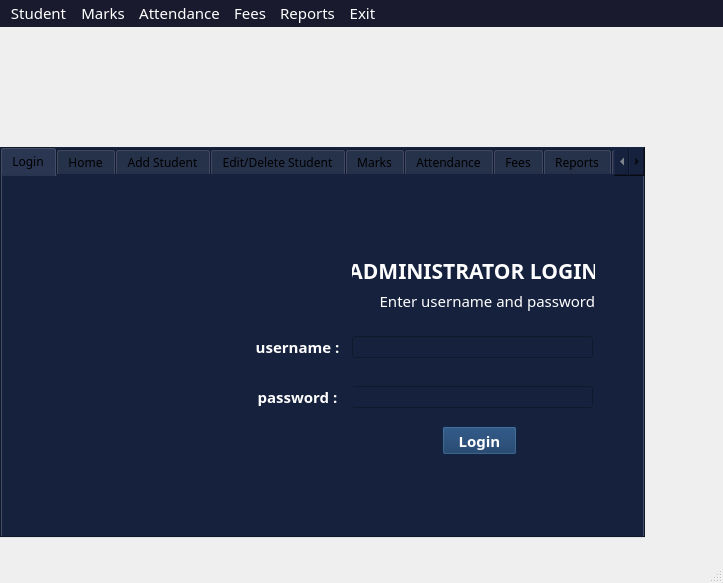
Old version of the form qt_ui/school.ui in the repository ankitsamaddar/school_management_pyqt.
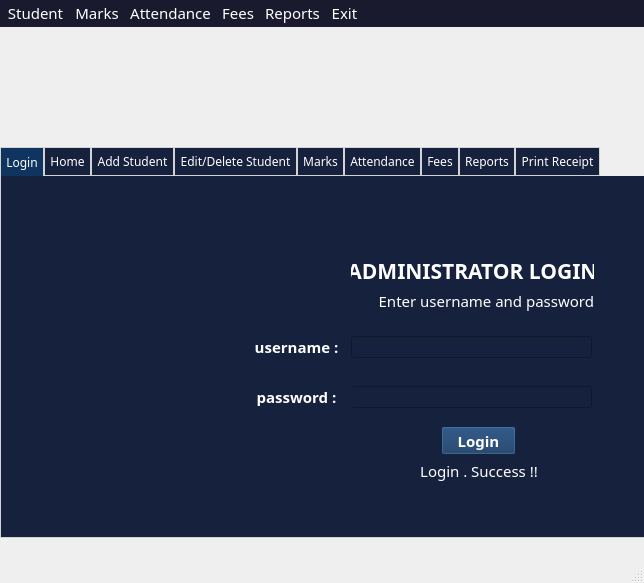
New version of the form. Icons and pictures are not drawn.

```diff
--- a/qt_ui/school.ui
+++ b/qt_ui/school.ui
@@ -6,7 +6,7 @@
    <rect>
     <x>0</x>
     <y>0</y>
-    <width>723</width>
+    <width>644</width>
     <height>583</height>
    </rect>
   </property>
@@ -41,7 +41,7 @@
      <rect>
       <x>0</x>
       <y>120</y>
-      <width>645</width>
+      <width>650</width>
       <height>391</height>
      </rect>
     </property>
@@ -55,9 +55,28 @@
      <bool>false</bool>
     </property>
     <property name="styleSheet">
-     <string notr="true">background-color: rgb(22, 33, 62);
+     <string notr="true">QTabWidget::pane{ /* The tab widget frame */
+    border-top: -1px ;
+	border-left: 1px solid lightgray; 
+	border-right: 1px solid lightgray; 
+	border-bottom: 1px solid lightgray; 
+}
+QWidget {
+   background: rgb(22, 33, 62);
+}
+QTabBar::tab {
+background: rgb(22, 33, 62);
+color: rgb(255, 255, 255);   
+	border: 0.5px solid lightgray ;
 
-selection-background-color: rgb(15, 52, 96);</string>
+  padding: 5px;
+} 
+
+QTabBar::tab:selected { 
+  background:rgb(15, 52, 96); 
+color: rgb(255, 255, 255);
+  margin-bottom: -1px; 
+}</string>
     </property>
     <property name="currentIndex">
      <number>0</number>
@@ -301,6 +320,40 @@
        <bool>true</bool>
       </property>
      </widget>
+     <widget class="QLabel" name="label_66">
+      <property name="geometry">
+       <rect>
+        <x>410</x>
+        <y>280</y>
+        <width>136</width>
+        <height>29</height>
+       </rect>
+      </property>
+      <property name="font">
+       <font>
+        <family>Poppins</family>
+        <pointsize>11</pointsize>
+        <italic>false</italic>
+        <bold>false</bold>
+        <kerning>true</kerning>
+       </font>
+      </property>
+      <property name="layoutDirection">
+       <enum>Qt::LeftToRight</enum>
+      </property>
+      <property name="styleSheet">
+       <string notr="true">color: rgb(255, 255, 255);</string>
+      </property>
+      <property name="text">
+       <string>Login . Success !!</string>
+      </property>
+      <property name="scaledContents">
+       <bool>true</bool>
+      </property>
+      <property name="alignment">
+       <set>Qt::AlignCenter</set>
+      </property>
+     </widget>
     </widget>
     <widget class="QWidget" name="tab_2">
      <attribute name="title">
@@ -4827,7 +4880,7 @@
     <rect>
      <x>0</x>
      <y>0</y>
-     <width>723</width>
+     <width>644</width>
      <height>27</height>
     </rect>
    </property>
@@ -4840,11 +4893,24 @@
     </font>
    </property>
    <property name="styleSheet">
-    <string notr="true">background-color: rgb(26, 26, 46);
+    <string notr="true">QMenu {
+background-color: rgb(26, 26, 46);
 gridline-color: rgb(15, 52, 96);
 selection-background-color: rgb(15, 52, 96);
 color: rgb(255, 255, 255);
-font: 500 11pt &quot;Poppins&quot;;</string>
+font: 500 11pt &quot;Poppins&quot;;
+}
+
+QMenuBar {
+    background-color: rgb(26, 26, 46);
+	selection-background-color: rgb(15, 52, 96);
+	color: rgb(255, 255, 255);
+    spacing: 3px; /* spacing between menu bar items */
+}
+QMenuBar::item:selected { /* when selected using mouse or keyboard */
+    background: rgb(15, 52, 96);
+	color: rgb(255, 255, 255);
+}</string>
    </property>
    <widget class="QMenu" name="menu_01">
     <property name="title">
```
